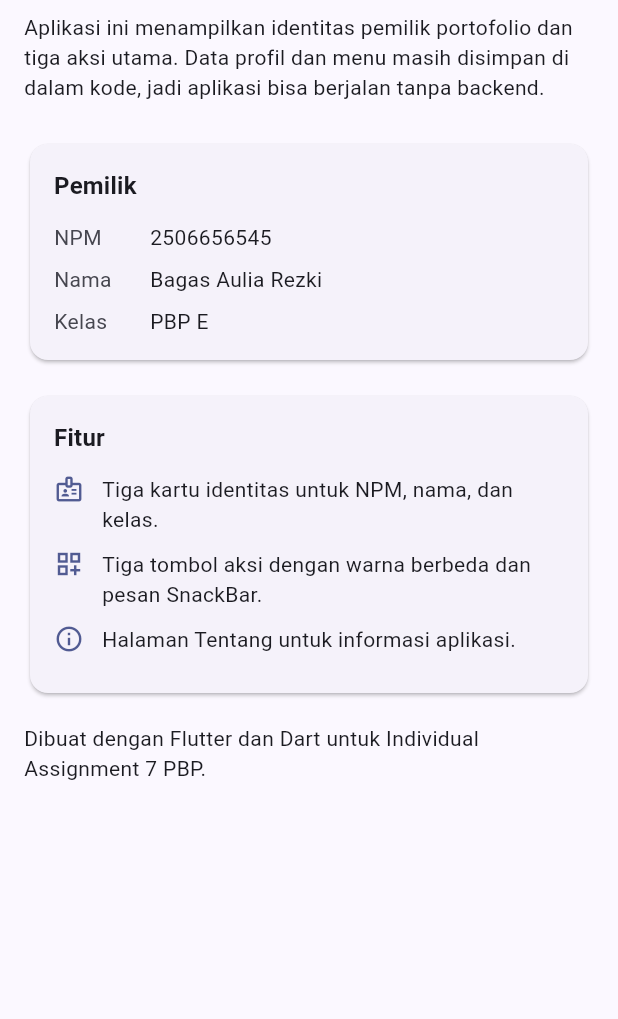
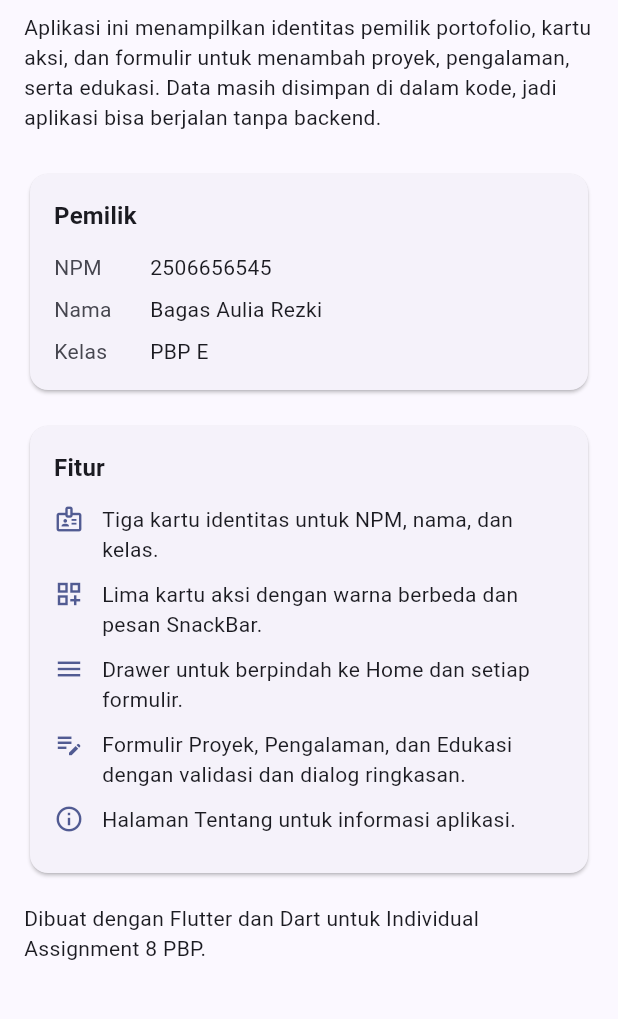
Before and after one commit to fossyy/myportofolio_mobile, a Flutter app: the AboutPage screen opened directly, on a phone screen of 412 x 824 dp, the part 156-1175 px from its top. Run offline on Flutter 3.47's test engine with Material 3 defaults, Android fonts, the phone set to English and light mode, and no system bars; our stand-ins replace material_ui.

Commit message:
feat(menu): add action cards for experience and education forms

```diff
--- a/lib/screens/about_page.dart
+++ b/lib/screens/about_page.dart
@@ -28,8 +28,8 @@ class AboutPage extends StatelessWidget {
             ),
             const SizedBox(height: 8.0),
             const Text(
-              'Aplikasi ini menampilkan identitas pemilik portofolio dan tiga aksi utama. '
-              'Data profil dan menu masih disimpan di dalam kode, jadi aplikasi bisa berjalan tanpa backend.',
+              'Aplikasi ini menampilkan identitas pemilik portofolio, kartu aksi, dan formulir untuk menambah proyek, pengalaman, serta edukasi. '
+              'Data masih disimpan di dalam kode, jadi aplikasi bisa berjalan tanpa backend.',
             ),
             const SizedBox(height: 24.0),
             Card(
@@ -74,7 +74,16 @@ class AboutPage extends StatelessWidget {
                     ),
                     const _FeatureRow(
                       icon: Icons.dashboard_customize_outlined,
-                      text: 'Tiga tombol aksi dengan warna berbeda dan pesan SnackBar.',
+                      text: 'Lima kartu aksi dengan warna berbeda dan pesan SnackBar.',
+                    ),
+                    const _FeatureRow(
+                      icon: Icons.menu,
+                      text:
+                          'Drawer untuk berpindah ke Home dan setiap formulir.',
+                    ),
+                    const _FeatureRow(
+                      icon: Icons.edit_note,
+                      text: 'Formulir Proyek, Pengalaman, dan Edukasi dengan validasi dan dialog ringkasan.',
                     ),
                     const _FeatureRow(
                       icon: Icons.info_outline,
@@ -86,7 +95,7 @@ class AboutPage extends StatelessWidget {
             ),
             const SizedBox(height: 16.0),
             const Text(
-              'Dibuat dengan Flutter dan Dart untuk Individual Assignment 7 PBP.',
+              'Dibuat dengan Flutter dan Dart untuk Individual Assignment 8 PBP.',
             ),
           ],
         ),
```
Also changed, not shown: lib/screens/menu.dart (+14 -0 lines), 1 other file.
